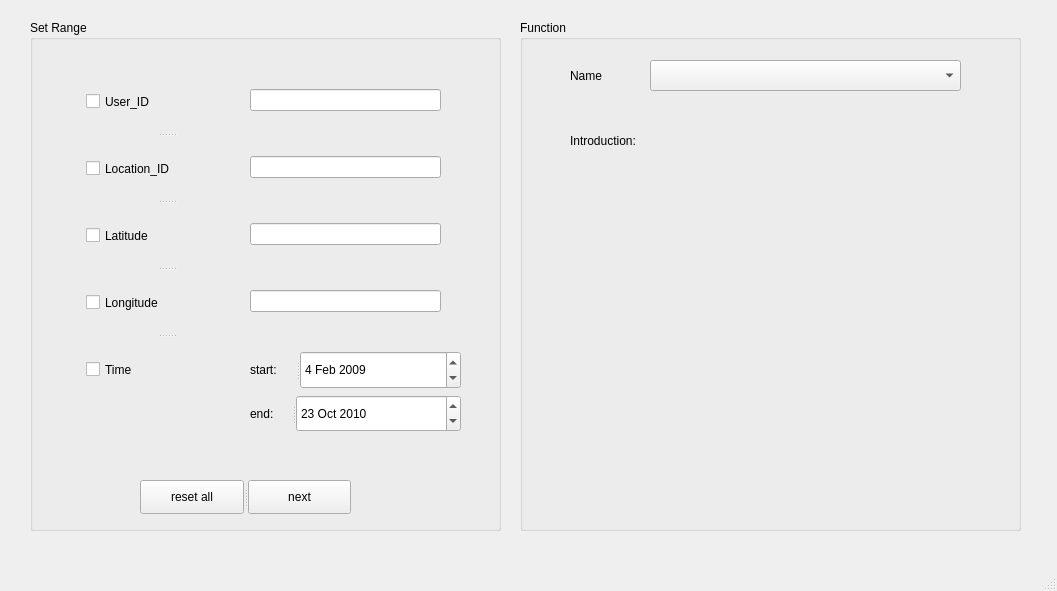
The window that mainwindow.ui (Jzyz-Q/QT-POI) describes before a commit, drawn with Qt 5.
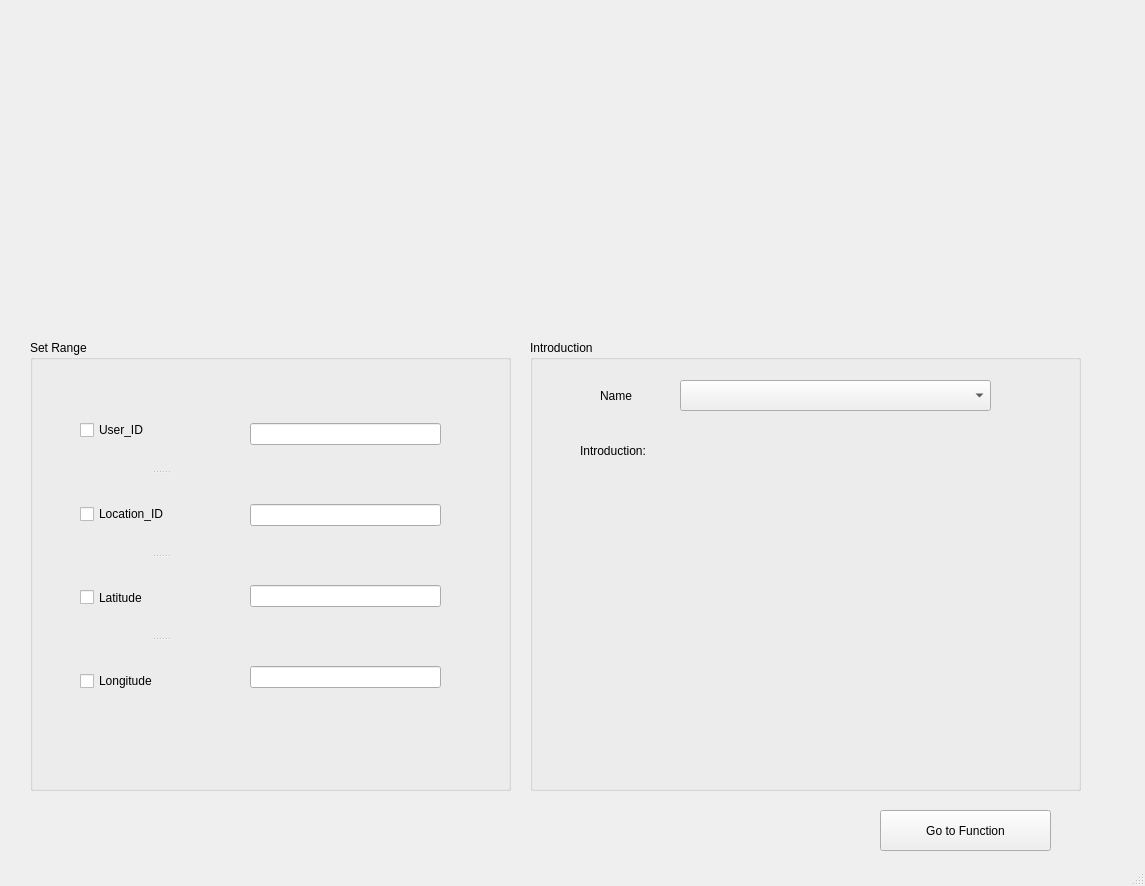
The same window after the commit. Icons and pictures are not drawn.

Diff of the .ui file:
```diff
--- a/mainwindow.ui
+++ b/mainwindow.ui
@@ -6,79 +6,24 @@
    <rect>
     <x>0</x>
     <y>0</y>
-    <width>1057</width>
-    <height>591</height>
+    <width>1145</width>
+    <height>886</height>
    </rect>
   </property>
   <property name="windowTitle">
    <string>MainWindow</string>
   </property>
+  <property name="styleSheet">
+   <string notr="true"/>
+  </property>
   <widget class="QWidget" name="centralwidget">
-   <widget class="QSplitter" name="splitter_4">
-    <property name="geometry">
-     <rect>
-      <x>86</x>
-      <y>70</y>
-      <width>161</width>
-      <height>331</height>
-     </rect>
-    </property>
-    <property name="orientation">
-     <enum>Qt::Vertical</enum>
-    </property>
-    <widget class="QCheckBox" name="User_ID">
-     <property name="styleSheet">
-      <string notr="true">font: 75 10pt &quot;Arial&quot;;
-selection-color: rgb(206, 206, 206);</string>
-     </property>
-     <property name="text">
-      <string>User_ID</string>
-     </property>
-    </widget>
-    <widget class="QCheckBox" name="Location_ID">
-     <property name="styleSheet">
-      <string notr="true">font: 75 10pt &quot;Arial&quot;;
-selection-color: rgb(206, 206, 206);</string>
-     </property>
-     <property name="text">
-      <string>Location_ID</string>
-     </property>
-    </widget>
-    <widget class="QCheckBox" name="Latitude">
-     <property name="styleSheet">
-      <string notr="true">font: 75 10pt &quot;Arial&quot;;
-selection-color: rgb(206, 206, 206);</string>
-     </property>
-     <property name="text">
-      <string>Latitude</string>
-     </property>
-    </widget>
-    <widget class="QCheckBox" name="Longitude">
-     <property name="styleSheet">
-      <string notr="true">font: 75 10pt &quot;Arial&quot;;
-selection-color: rgb(206, 206, 206);</string>
-     </property>
-     <property name="text">
-      <string>Longitude</string>
-     </property>
-    </widget>
-    <widget class="QCheckBox" name="Time">
-     <property name="styleSheet">
-      <string notr="true">font: 75 10pt &quot;Arial&quot;;
-selection-color: rgb(206, 206, 206);</string>
-     </property>
-     <property name="text">
-      <string>Time</string>
-     </property>
-    </widget>
-   </widget>
    <widget class="QGroupBox" name="groupBox">
     <property name="geometry">
      <rect>
-      <x>520</x>
-      <y>20</y>
-      <width>501</width>
-      <height>511</height>
+      <x>530</x>
+      <y>340</y>
+      <width>551</width>
+      <height>451</height>
      </rect>
     </property>
     <property name="styleSheet">
@@ -86,24 +31,27 @@
 font: 10pt &quot;Arial&quot;;</string>
     </property>
     <property name="title">
-     <string>Function</string>
+     <string>Introduction</string>
     </property>
     <widget class="QComboBox" name="fctBox">
      <property name="geometry">
       <rect>
-       <x>130</x>
+       <x>150</x>
        <y>40</y>
        <width>311</width>
        <height>31</height>
       </rect>
      </property>
+     <property name="styleSheet">
+      <string notr="true">alternate-background-color: rgb(255, 255, 255);</string>
+     </property>
     </widget>
     <widget class="QLabel" name="label_3">
      <property name="geometry">
       <rect>
-       <x>50</x>
+       <x>70</x>
        <y>40</y>
-       <width>81</width>
+       <width>71</width>
        <height>31</height>
       </rect>
      </property>
@@ -115,7 +63,7 @@
      <property name="geometry">
       <rect>
        <x>50</x>
-       <y>100</y>
+       <y>90</y>
        <width>121</width>
        <height>41</height>
       </rect>
@@ -129,9 +77,9 @@
     <property name="geometry">
      <rect>
       <x>30</x>
-      <y>20</y>
-      <width>471</width>
-      <height>511</height>
+      <y>340</y>
+      <width>481</width>
+      <height>451</height>
      </rect>
     </property>
     <property name="styleSheet">
@@ -141,102 +89,13 @@
     <property name="title">
      <string>Set Range</string>
     </property>
-    <widget class="QSplitter" name="splitter">
-     <property name="geometry">
-      <rect>
-       <x>110</x>
-       <y>460</y>
-       <width>211</width>
-       <height>34</height>
-      </rect>
-     </property>
-     <property name="orientation">
-      <enum>Qt::Horizontal</enum>
-     </property>
-     <widget class="QPushButton" name="reset">
-      <property name="text">
-       <string>reset all</string>
-      </property>
-     </widget>
-     <widget class="QPushButton" name="next">
-      <property name="text">
-       <string>next</string>
-      </property>
-     </widget>
-    </widget>
-    <widget class="QWidget" name="layoutWidget">
-     <property name="geometry">
-      <rect>
-       <x>220</x>
-       <y>331</y>
-       <width>211</width>
-       <height>81</height>
-      </rect>
-     </property>
-     <layout class="QVBoxLayout" name="verticalLayout_2">
-      <item>
-       <widget class="QSplitter" name="splitter_2">
-        <property name="orientation">
-         <enum>Qt::Horizontal</enum>
-        </property>
-        <widget class="QLabel" name="label">
-         <property name="styleSheet">
-          <string notr="true">font: 75 10pt &quot;Arial&quot;;</string>
-         </property>
-         <property name="text">
-          <string>start:</string>
-         </property>
-        </widget>
-        <widget class="QDateEdit" name="dateEdit">
-         <property name="dateTime">
-          <datetime>
-           <hour>0</hour>
-           <minute>0</minute>
-           <second>0</second>
-           <year>2009</year>
-           <month>2</month>
-           <day>4</day>
-          </datetime>
-         </property>
-        </widget>
-       </widget>
-      </item>
-      <item>
-       <widget class="QSplitter" name="splitter_3">
-        <property name="orientation">
-         <enum>Qt::Horizontal</enum>
-        </property>
-        <widget class="QLabel" name="label_2">
-         <property name="styleSheet">
-          <string notr="true">font: 75 10pt &quot;Arial&quot;;</string>
-         </property>
-         <property name="text">
-          <string>end:</string>
-         </property>
-        </widget>
-        <widget class="QDateEdit" name="dateEdit_2">
-         <property name="dateTime">
-          <datetime>
-           <hour>0</hour>
-           <minute>0</minute>
-           <second>0</second>
-           <year>2010</year>
-           <month>10</month>
-           <day>23</day>
-          </datetime>
-         </property>
-        </widget>
-       </widget>
-      </item>
-     </layout>
-    </widget>
     <widget class="QWidget" name="layoutWidget">
      <property name="geometry">
       <rect>
        <x>220</x>
        <y>30</y>
        <width>191</width>
-       <height>301</height>
+       <height>371</height>
       </rect>
      </property>
      <layout class="QVBoxLayout" name="verticalLayout">
@@ -244,7 +103,7 @@
        <widget class="QLineEdit" name="userid_edit">
         <property name="styleSheet">
          <string notr="true">font: 9pt &quot;Segoe UI Historic&quot;;
-selection-color: rgb(0, 0, 0);
+
 </string>
         </property>
         <property name="text">
@@ -287,7 +146,164 @@
       </item>
      </layout>
     </widget>
+    <widget class="QSplitter" name="splitter_4">
+     <property name="geometry">
+      <rect>
+       <x>50</x>
+       <y>50</y>
+       <width>161</width>
+       <height>331</height>
+      </rect>
+     </property>
+     <property name="orientation">
+      <enum>Qt::Vertical</enum>
+     </property>
+     <widget class="QCheckBox" name="User_ID">
+      <property name="styleSheet">
+       <string notr="true">font: 75 10pt &quot;Arial&quot;;
+selection-color: rgb(206, 206, 206);</string>
+      </property>
+      <property name="text">
+       <string>User_ID</string>
+      </property>
+     </widget>
+     <widget class="QCheckBox" name="Location_ID">
+      <property name="styleSheet">
+       <string notr="true">font: 75 10pt &quot;Arial&quot;;
+selection-color: rgb(206, 206, 206);</string>
+      </property>
+      <property name="text">
+       <string>Location_ID</string>
+      </property>
+     </widget>
+     <widget class="QCheckBox" name="Latitude">
+      <property name="styleSheet">
+       <string notr="true">font: 75 10pt &quot;Arial&quot;;
+selection-color: rgb(206, 206, 206);</string>
+      </property>
+      <property name="text">
+       <string>Latitude</string>
+      </property>
+     </widget>
+     <widget class="QCheckBox" name="Longitude">
+      <property name="styleSheet">
+       <string notr="true">font: 75 10pt &quot;Arial&quot;;
+selection-color: rgb(206, 206, 206);</string>
+      </property>
+      <property name="text">
+       <string>Longitude</string>
+      </property>
+     </widget>
+    </widget>
    </widget>
+   <widget class="QPushButton" name="next">
+    <property name="geometry">
+     <rect>
+      <x>880</x>
+      <y>810</y>
+      <width>171</width>
+      <height>41</height>
+     </rect>
+    </property>
+    <property name="styleSheet">
+     <string notr="true">font: 9pt &quot;Times New Roman&quot;;</string>
+    </property>
+    <property name="text">
+     <string>Go to Function</string>
+    </property>
+   </widget>
+   <widget class="QWidget" name="widget_3" native="true">
+    <property name="geometry">
+     <rect>
+      <x>410</x>
+      <y>120</y>
+      <width>381</width>
+      <height>151</height>
+     </rect>
+    </property>
+    <property name="styleSheet">
+     <string notr="true">image: url(:/name.png);</string>
+    </property>
+   </widget>
+   <widget class="QWidget" name="widget" native="true">
+    <property name="geometry">
+     <rect>
+      <x>260</x>
+      <y>130</y>
+      <width>121</width>
+      <height>121</height>
+     </rect>
+    </property>
+    <property name="styleSheet">
+     <string notr="true">image: url(:/sign.png);</string>
+    </property>
+   </widget>
+   <widget class="QWidget" name="widget_4" native="true">
+    <property name="geometry">
+     <rect>
+      <x>150</x>
+      <y>10</y>
+      <width>601</width>
+      <height>161</height>
+     </rect>
+    </property>
+    <property name="styleSheet">
+     <string notr="true">image: url(:/see.png);</string>
+    </property>
+   </widget>
+   <widget class="QWidget" name="widget_2" native="true">
+    <property name="geometry">
+     <rect>
+      <x>810</x>
+      <y>40</y>
+      <width>191</width>
+      <height>181</height>
+     </rect>
+    </property>
+    <property name="styleSheet">
+     <string notr="true">image: url(:/mark.png);</string>
+    </property>
+   </widget>
+   <widget class="QWidget" name="widget_6" native="true">
+    <property name="geometry">
+     <rect>
+      <x>50</x>
+      <y>210</y>
+      <width>971</width>
+      <height>91</height>
+     </rect>
+    </property>
+    <property name="styleSheet">
+     <string notr="true">image: url(:/3.png);</string>
+    </property>
+   </widget>
+   <widget class="QWidget" name="widget_7" native="true">
+    <property name="geometry">
+     <rect>
+      <x>140</x>
+      <y>20</y>
+      <width>601</width>
+      <height>161</height>
+     </rect>
+    </property>
+    <property name="styleSheet">
+     <string notr="true">image: url(:/4.png);</string>
+    </property>
+   </widget>
+   <widget class="QWidget" name="widget_5" native="true">
+    <property name="geometry">
+     <rect>
+      <x>960</x>
+      <y>730</y>
+      <width>171</width>
+      <height>101</height>
+     </rect>
+    </property>
+    <property name="styleSheet">
+     <string notr="true">image: url(:/11.png);</string>
+    </property>
+   </widget>
+   <zorder>widget_7</zorder>
    <zorder>groupBox_2</zorder>
    <zorder>splitter_4</zorder>
    <zorder>groupBox</zorder>
```
Left out of the diff: 29 changed lines with no effect on the pictures.
